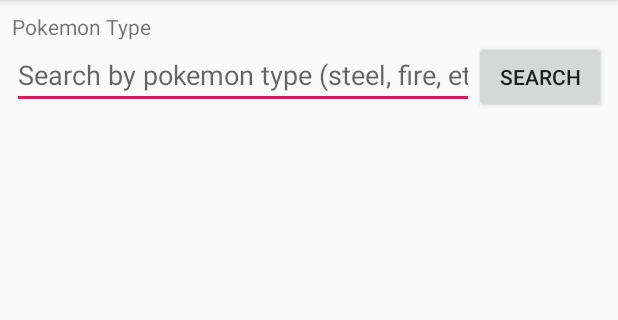
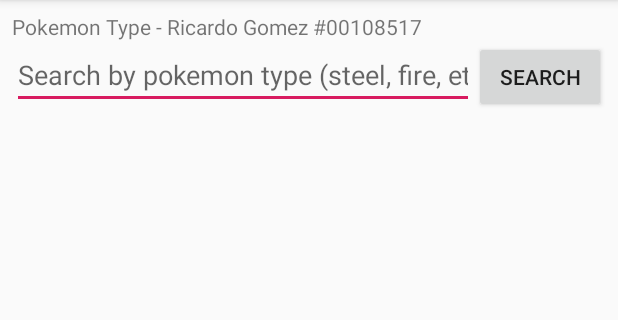
Before and after one commit to RickyGomez10/Pokedex, an Android app: the screen it shows after launch (MainActivity), on a phone screen of 412 x 824 dp, the part 84-404 px from its top. Run offline under Robolectric (Android 15) with nearby library versions, the phone set to English and light mode, and no system bars.

Commit message:
Agregado Nombre y carne

```diff
--- a/app/src/main/res/layout/activity_main.xml
+++ b/app/src/main/res/layout/activity_main.xml
@@ -16,7 +16,7 @@
                 android:id="@+id/tv_label_pokemon"
                 android:layout_width="wrap_content"
                 android:layout_height="wrap_content"
-                android:text="Pokemon Type" />
+                android:text="Pokemon Type - Ricardo Gomez #00108517" />
 
         <EditText
                 android:id="@+id/et_pokemon_number"
```
